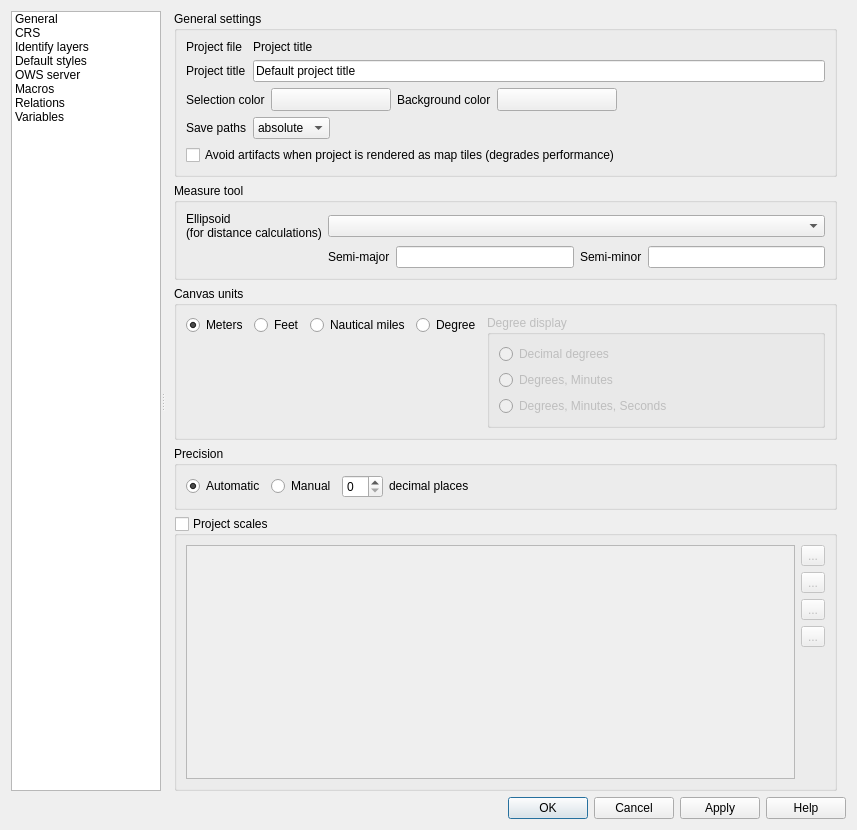
The window that src/ui/qgsprojectpropertiesbase.ui (qgis/QGIS) describes before a commit, drawn with Qt 5.
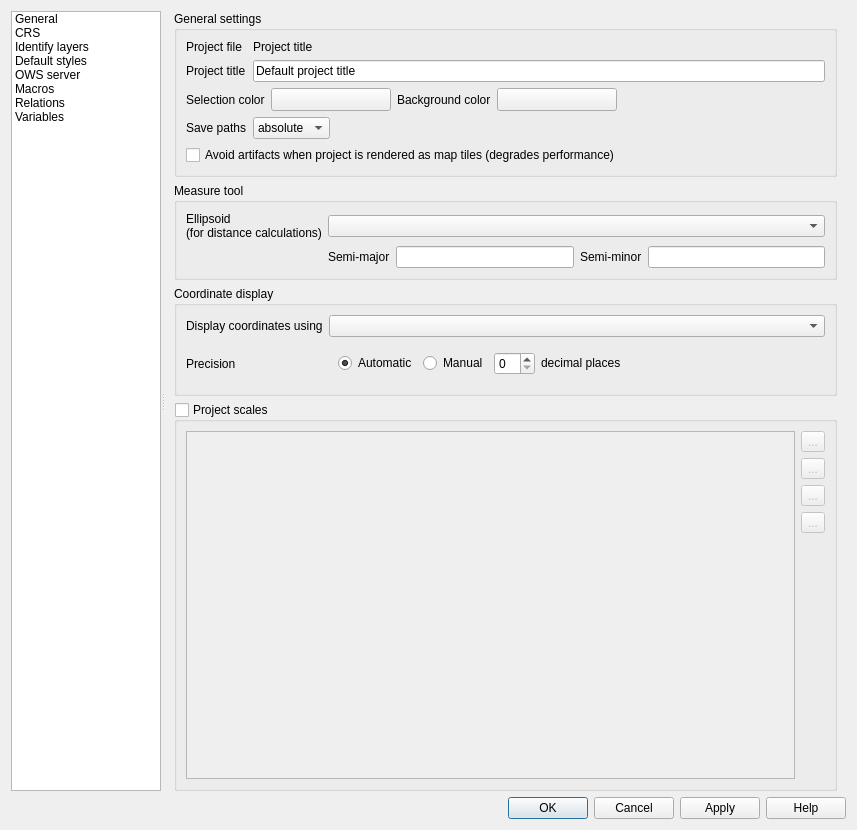
The same window after the commit. Icons and pictures are not drawn. Custom widgets are drawn as their Qt base class.

Commit message: Fix project unit confusion (part 1)

Diff of the .ui file:
```diff
--- a/src/ui/qgsprojectpropertiesbase.ui
+++ b/src/ui/qgsprojectpropertiesbase.ui
@@ -523,150 +523,55 @@
                   <string>Used when CRS transformation is turned off</string>
                  </property>
                  <property name="title">
-                  <string>Canvas units</string>
+                  <string>Coordinate display</string>
                  </property>
                  <property name="syncGroup" stdset="0">
                   <string notr="true">projgeneral</string>
                  </property>
-                 <layout class="QVBoxLayout" name="verticalLayout_19">
-                  <item>
-                   <layout class="QGridLayout" name="gridLayout_2">
-                    <item row="1" column="0">
-                     <spacer name="verticalSpacer_4">
-                      <property name="orientation">
-                       <enum>Qt::Vertical</enum>
-                      </property>
-                      <property name="sizeHint" stdset="0">
-                       <size>
-                        <width>20</width>
-                        <height>0</height>
-                       </size>
-                      </property>
-                     </spacer>
-                    </item>
-                    <item row="0" column="3">
-                     <widget class="QRadioButton" name="radDegrees">
-                      <property name="sizePolicy">
-                       <sizepolicy hsizetype="Maximum" vsizetype="Fixed">
-                        <horstretch>0</horstretch>
-                        <verstretch>0</verstretch>
-                       </sizepolicy>
-                      </property>
-                      <property name="text">
-                       <string>Degree</string>
-                      </property>
-                     </widget>
-                    </item>
-                    <item row="0" column="2">
-                     <widget class="QRadioButton" name="radNMiles">
-                      <property name="sizePolicy">
-                       <sizepolicy hsizetype="Maximum" vsizetype="Fixed">
-                        <horstretch>0</horstretch>
-                        <verstretch>0</verstretch>
-                       </sizepolicy>
-                      </property>
-                      <property name="text">
-                       <string>Nautical miles</string>
-                      </property>
-                     </widget>
-                    </item>
-                    <item row="0" column="1">
-                     <widget class="QRadioButton" name="radFeet">
-                      <property name="sizePolicy">
-                       <sizepolicy hsizetype="Maximum" vsizetype="Fixed">
-                        <horstretch>0</horstretch>
-                        <verstretch>0</verstretch>
-                       </sizepolicy>
-                      </property>
-                      <property name="text">
-                       <string>Feet</string>
-                      </property>
-                     </widget>
-                    </item>
-                    <item row="0" column="0">
-                     <widget class="QRadioButton" name="radMeters">
-                      <property name="sizePolicy">
-                       <sizepolicy hsizetype="Maximum" vsizetype="Fixed">
-                        <horstretch>0</horstretch>
-                        <verstretch>0</verstretch>
-                       </sizepolicy>
-                      </property>
-                      <property name="text">
-                       <string>Meters</string>
-                      </property>
-                      <property name="checked">
-                       <bool>true</bool>
-                      </property>
-                     </widget>
-                    </item>
-                    <item row="0" column="4" rowspan="2">
-                     <widget class="QGroupBox" name="btnGrpDegreeDisplay">
-                      <property name="enabled">
-                       <bool>false</bool>
-                      </property>
-                      <property name="title">
-                       <string>Degree display</string>
-                      </property>
-                      <layout class="QVBoxLayout" name="verticalLayout_20">
-                       <item>
-                        <widget class="QRadioButton" name="radD">
-                         <property name="text">
-                          <string>Decimal degrees</string>
-                         </property>
-                        </widget>
-                       </item>
-                       <item>
-                        <widget class="QRadioButton" name="radDM">
-                         <property name="text">
-                          <string>Degrees, Minutes</string>
-                         </property>
-                        </widget>
-                       </item>
-                       <item>
-                        <widget class="QRadioButton" name="radDMS">
-                         <property name="text">
-                          <string>Degrees, Minutes, Seconds</string>
-                         </property>
-                        </widget>
-                       </item>
-                      </layout>
-                     </widget>
-                    </item>
-                   </layout>
+                 <layout class="QGridLayout" name="gridLayout_18">
+                  <item row="1" column="0">
+                   <widget class="QLabel" name="label_26">
+                    <property name="text">
+                     <string>Precision</string>
+                    </property>
+                   </widget>
                   </item>
-                 </layout>
-                </widget>
-               </item>
-               <item>
-                <widget class="QgsCollapsibleGroupBox" name="btnGrpPrecision">
-                 <property name="title">
-                  <string>Precision</string>
-                 </property>
-                 <property name="syncGroup" stdset="0">
-                  <string notr="true">projgeneral</string>
-                 </property>
-                 <layout class="QGridLayout" name="gridLayout_28">
-                  <item row="0" column="2">
-                   <widget class="QFrame" name="mPrecisionFrame">
-                    <property name="frameShape">
-                     <enum>QFrame::NoFrame</enum>
+                  <item row="0" column="0">
+                   <widget class="QLabel" name="label_25">
+                    <property name="text">
+                     <string>Display coordinates using</string>
                     </property>
-                    <property name="frameShadow">
-                     <enum>QFrame::Raised</enum>
-                    </property>
-                    <layout class="QHBoxLayout" name="horizontalLayout_4">
-                     <property name="leftMargin">
-                      <number>0</number>
-                     </property>
-                     <property name="topMargin">
-                      <number>0</number>
-                     </property>
-                     <property name="rightMargin">
-                      <number>0</number>
-                     </property>
-                     <property name="bottomMargin">
-                      <number>0</number>
-                     </property>
+                   </widget>
+                  </item>
+                  <item row="0" column="1">
+                   <widget class="QComboBox" name="mCoordinateDisplayComboBox"/>
+                  </item>
+                  <item row="1" column="1">
+                   <widget class="QFrame" name="mFramePrecision">
+                    <layout class="QHBoxLayout" name="horizontalLayout_12">
+                     <item>
+                      <widget class="QRadioButton" name="radAutomatic">
+                       <property name="toolTip">
+                        <string>Automatically sets the number of decimal places to use when displaying coordinates</string>
+                       </property>
+                       <property name="text">
+                        <string>Automatic</string>
+                       </property>
+                       <property name="checked">
+                        <bool>true</bool>
+                       </property>
+                      </widget>
+                     </item>
+                     <item>
+                      <widget class="QRadioButton" name="radManual">
+                       <property name="toolTip">
+                        <string>Manually set the number of decimal places to use when displaying coordinates</string>
+                       </property>
+                       <property name="text">
+                        <string>Manual</string>
+                       </property>
+                      </widget>
+                     </item>
                      <item>
                       <widget class="QSpinBox" name="spinBoxDP">
                        <property name="toolTip">
@@ -696,35 +601,6 @@
                     </layout>
                    </widget>
                   </item>
-                  <item row="0" column="1">
-                   <widget class="QRadioButton" name="radManual">
-                    <property name="toolTip">
-                     <string>Sets the number of decimal places to use for the mouse position display</string>
-                    </property>
-                    <property name="whatsThis">
-                     <string>Sets the number of decimal places to use for the mouse position display</string>
-                    </property>
-                    <property name="text">
-                     <string>Manual</string>
-                    </property>
-                   </widget>
-                  </item>
-                  <item row="0" column="0">
-                   <widget class="QRadioButton" name="radAutomatic">
-                    <property name="toolTip">
-                     <string>Automatically sets the number of decimal places in the mouse position display</string>
-                    </property>
-                    <property name="whatsThis">
-                     <string>The number of decimal places that are used when displaying the mouse position is automatically set to be enough so that moving the mouse by one pixel gives a change in the position display</string>
-                    </property>
-                    <property name="text">
-                     <string>Automatic</string>
-                    </property>
-                    <property name="checked">
-                     <bool>true</bool>
-                    </property>
-                   </widget>
-                  </item>
                  </layout>
                 </widget>
                </item>
```
Left out of the diff: 39 changed lines with no effect on the pictures. The commit also changes 10 other files.
